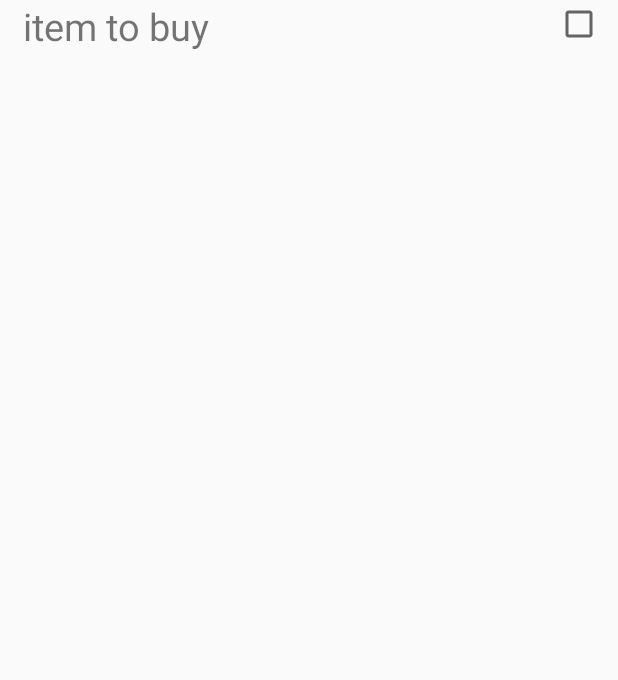
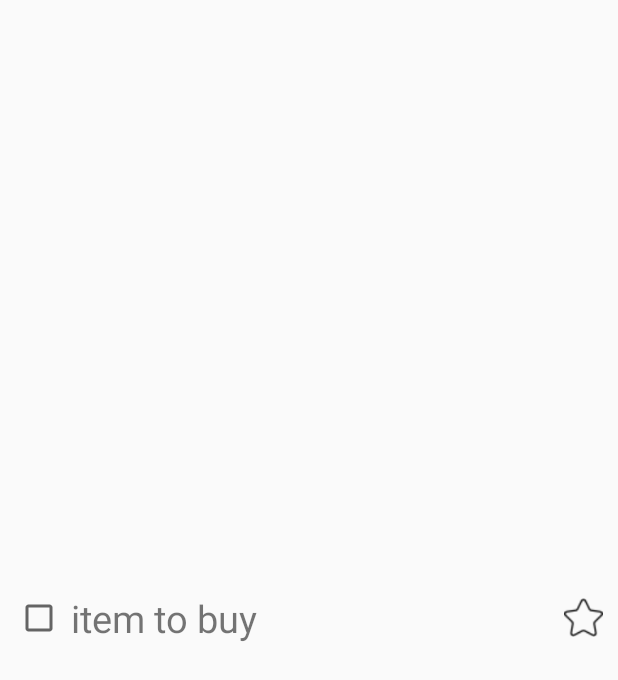
Before and after one commit to aleksandranowominska/Shopping-List, an Android app: the layout single_item_cell.xml on its own in the app's theme, with its tools: preview values and no code run, on a phone screen of 412 x 824 dp. Shown: the top 680 px of the screen. Run offline under Robolectric (Android 15) with nearby library versions, the phone set to English and light mode, and no system bars.

Commit message:
add item to favourite (starred items)

```diff
--- a/app/src/main/java/pl/ola/extrashoppinglist/DataManager.java
+++ b/app/src/main/java/pl/ola/extrashoppinglist/DataManager.java
@@ -21,6 +21,7 @@ public class DataManager {
     private SharedPreferences sharedPreferences;
     private static List<Item> items = new ArrayList<Item>();
     private static int lastItemId = 0;
+    private static boolean isItemStarred = false;
     Gson gson;
 
     public static DataManager getInstance(Context context){
@@ -85,12 +86,14 @@ public class DataManager {
         SharedPreferences.Editor editor = sharedPreferences.edit();
         editor.putString("itemsList", itemsToSave);
         editor.putInt("latsItemId", lastItemId);
+        editor.putBoolean("isItemStarred", isItemStarred);
         editor.apply();
     }
 
     private List<Item> readDataFromSharedPreferences(){
         String itemsToRead = sharedPreferences.getString("itemsList", null);
         lastItemId = sharedPreferences.getInt("lastItemId", 0);
+        isItemStarred = sharedPreferences.getBoolean("isItemStarred", false);
         if (itemsToRead == null){
             return new ArrayList<>();
         }
--- a/app/src/main/java/pl/ola/extrashoppinglist/Item.java
+++ b/app/src/main/java/pl/ola/extrashoppinglist/Item.java
@@ -11,12 +11,14 @@ public class Item {
     public String itemDescription;
     public Date itemReminderDate;
     public int itemId;
+    public boolean isItemStarred;
 
     public Item (String itemName){
         this.itemName = itemName;
         this.itemDescription = "";
         this.itemReminderDate = null;
         this.itemId = 0;
+        this.isItemStarred = false;
     }
 
     @Override
@@ -26,6 +28,7 @@ public class Item {
                 ", itemDescription='" + itemDescription + '\'' +
                 ", itemReminderDate=" + itemReminderDate +
                 ", itemId=" + itemId +
+                ", isItemStarred=" + isItemStarred +
                 '}';
     }
 }
--- a/app/src/main/java/pl/ola/extrashoppinglist/MainActivity.java
+++ b/app/src/main/java/pl/ola/extrashoppinglist/MainActivity.java
@@ -10,6 +10,7 @@ import android.view.View;
 import android.view.inputmethod.EditorInfo;
 import android.widget.AdapterView;
 import android.widget.EditText;
+import android.widget.ImageView;
 import android.widget.ListView;
 import android.widget.TextView;
 import android.widget.Toast;
@@ -66,7 +67,9 @@ public class MainActivity extends AppCompatActivity {
             }
         });
 
+
     }
+
 
     @Override
     protected void onResume() {
--- a/app/src/main/res/layout/single_item_cell.xml
+++ b/app/src/main/res/layout/single_item_cell.xml
@@ -3,10 +3,18 @@
     android:orientation="vertical" android:layout_width="match_parent"
     android:layout_height="match_parent">
 
+    <CheckBox
+        android:id="@+id/item_checkbox"
+        android:layout_width="wrap_content"
+        android:layout_height="wrap_content"
+        android:layout_marginLeft="10dp"
+        android:layout_centerVertical="true"
+        android:focusable="false"/>
     <TextView
         android:id="@+id/item_name"
-        android:layout_alignParentLeft="true"
-        android:layout_marginLeft="15dp"
+        android:layout_toRightOf="@+id/item_checkbox"
+        android:layout_marginLeft="5dp"
+        android:layout_centerVertical="true"
         android:layout_width="wrap_content"
         android:layout_height="wrap_content"
         android:clickable="false"
@@ -14,12 +22,14 @@
         android:focusableInTouchMode="false"
         android:text="item to buy"
         android:textSize="25dp"/>
-    <CheckBox
-        android:id="@+id/item_checkbox"
+
+    <ImageView
+        android:id="@+id/item_star"
+        android:layout_width="26dp"
+        android:layout_height="26dp"
+        android:layout_centerVertical="true"
         android:layout_alignParentRight="true"
         android:layout_marginRight="10dp"
-        android:layout_width="wrap_content"
-        android:layout_height="wrap_content"
-        android:focusable="false"/>
-
+        android:src="@drawable/star_off"
+        android:clickable="true"/>
 </RelativeLayout>
```
Also changed, not shown: app/src/main/java/pl/ola/extrashoppinglist/ShoppingListArrayAdapter.java (+34 -4 lines), app/src/main/res/drawable/star_off.png (added), app/src/main/res/drawable/star_on.png (added).
